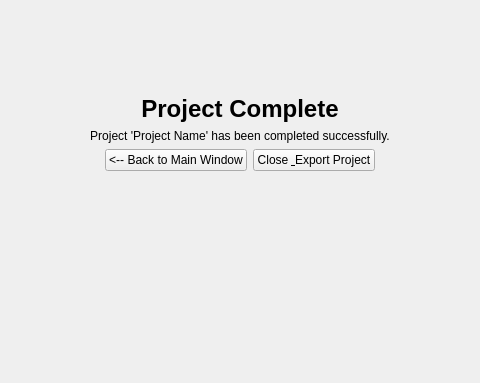
The window that gui/project_complete_page.ui (mariolewis/asdf_factory) describes before a commit, drawn with Qt 5; both pictures show x 110 to 590 and y 117 to 500 of the 700 by 500 pixel window.
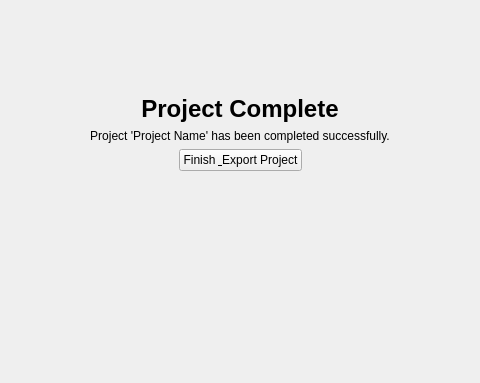
The same window after the commit.

```diff
--- a/gui/project_complete_page.ui
+++ b/gui/project_complete_page.ui
@@ -65,17 +65,10 @@
        </property>
       </spacer>
      </item>
-     <item>
-      <widget class="QPushButton" name="backButton">
-       <property name="text">
-        <string>&lt;-- Back to Main Window</string>
-       </property>
-      </widget>
-     </item>
      <item>
       <widget class="QPushButton" name="exportButton">
        <property name="text">
-        <string>Close &amp; Export Project</string>
+        <string>Finish &amp; Export Project</string>
        </property>
       </widget>
      </item>
```
Left out of the diff: 4 changed lines with no effect on the pictures.
